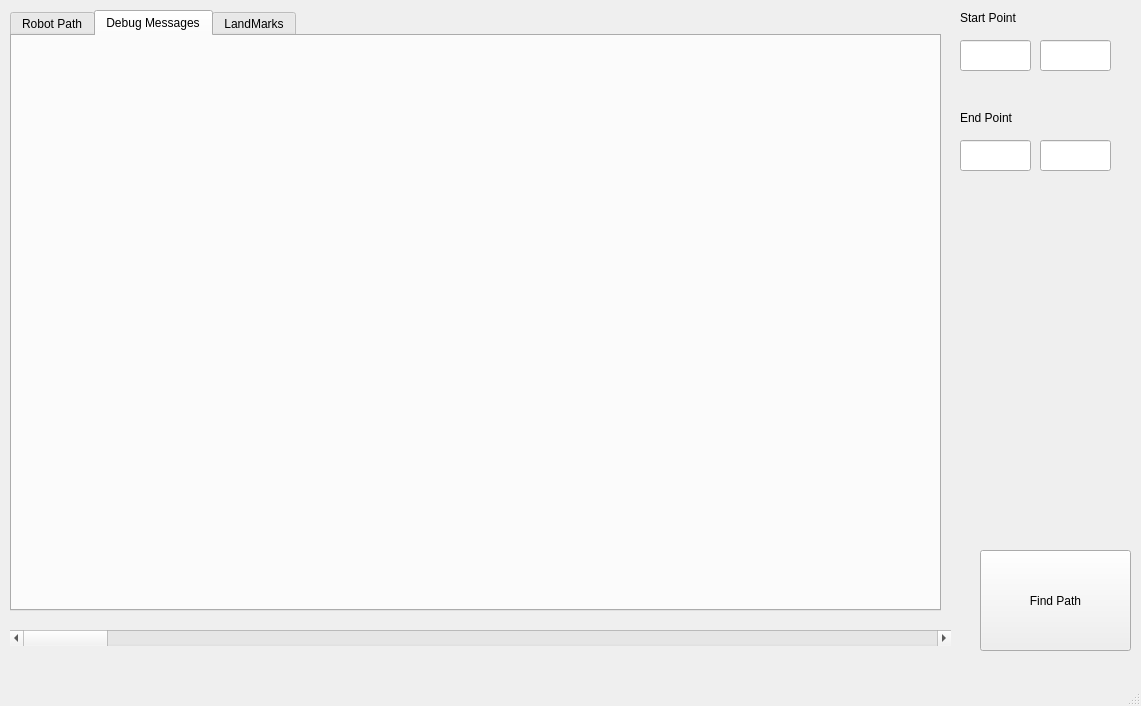
Old version of the form ui/mainwindow.ui in the repository denis-draca/capstone.
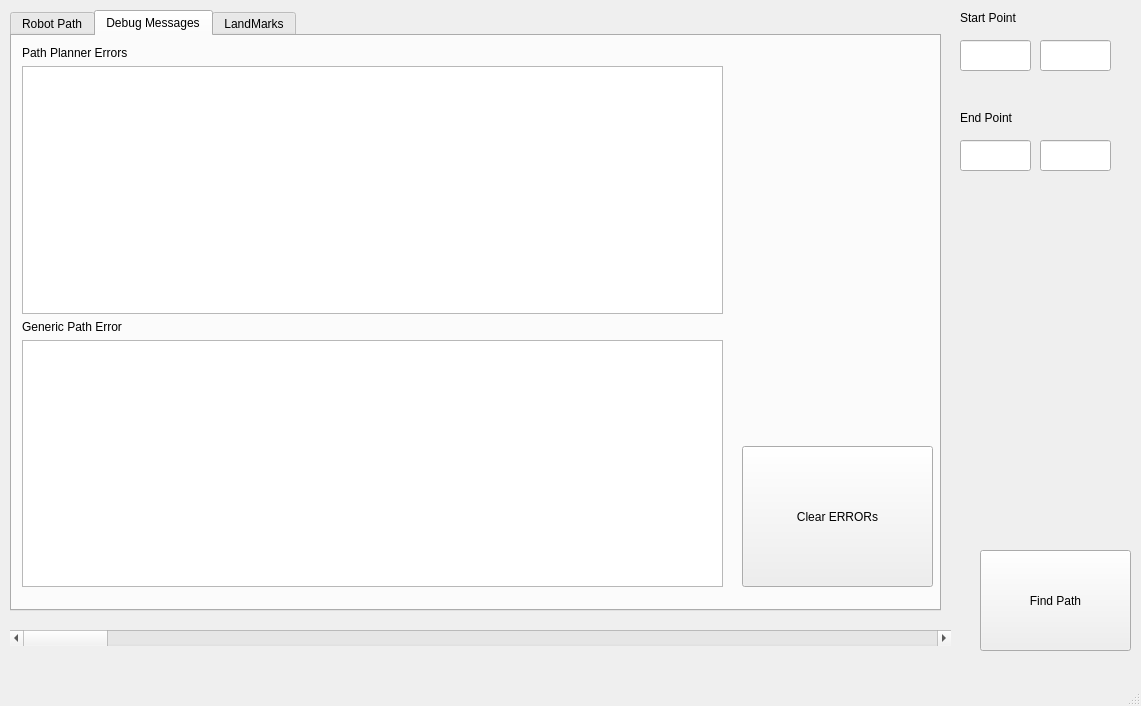
New version of the form. The open tabs and pages were chosen to show the change.

Commit message: added topic list yaml, cleaned up code, added main path source and header

What changed in the file:
```diff
--- a/ui/mainwindow.ui
+++ b/ui/mainwindow.ui
@@ -140,6 +140,55 @@
      <attribute name="title">
       <string>Debug Messages</string>
      </attribute>
+     <widget class="QWidget" name="horizontalLayoutWidget">
+      <property name="geometry">
+       <rect>
+        <x>10</x>
+        <y>10</y>
+        <width>701</width>
+        <height>541</height>
+       </rect>
+      </property>
+      <layout class="QHBoxLayout" name="horizontalLayout">
+       <item>
+        <layout class="QVBoxLayout" name="verticalLayout">
+         <item>
+          <widget class="QLabel" name="label_3">
+           <property name="text">
+            <string>Path Planner Errors</string>
+           </property>
+          </widget>
+         </item>
+         <item>
+          <widget class="QTextBrowser" name="out_ASTART_error"/>
+         </item>
+         <item>
+          <widget class="QLabel" name="label_4">
+           <property name="text">
+            <string>Generic Path Error</string>
+           </property>
+          </widget>
+         </item>
+         <item>
+          <widget class="QTextBrowser" name="out_MAIN_error"/>
+         </item>
+        </layout>
+       </item>
+      </layout>
+     </widget>
+     <widget class="QPushButton" name="bu_clear">
+      <property name="geometry">
+       <rect>
+        <x>730</x>
+        <y>410</y>
+        <width>191</width>
+        <height>141</height>
+       </rect>
+      </property>
+      <property name="text">
+       <string>Clear ERRORs</string>
+      </property>
+     </widget>
     </widget>
     <widget class="QWidget" name="tab_3">
      <attribute name="title">
```
Left out of the diff: 2 changed lines with no effect on the pictures. The commit also changes 17 other files.
